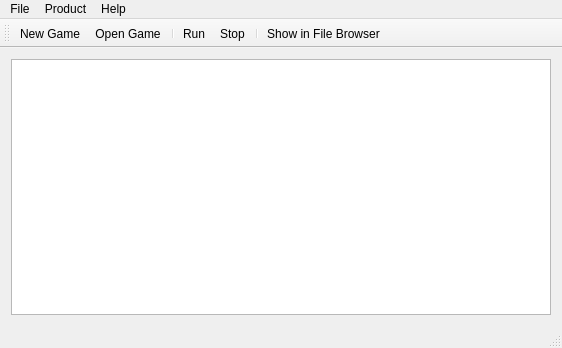
ricardoquesada/cocos2d-console-gui, file src/mainwindow.ui: the form before one commit.
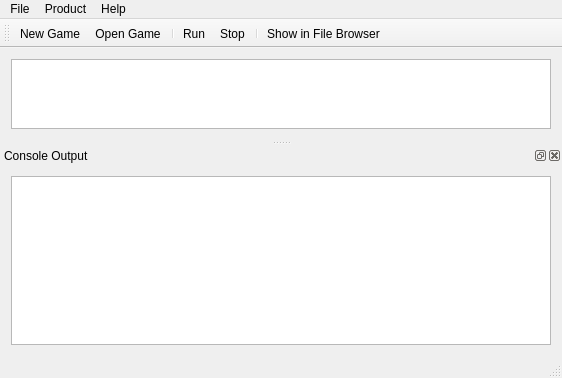
The form after the commit. Icons and pictures are not drawn.

Diff of the .ui file:
```diff
--- a/src/mainwindow.ui
+++ b/src/mainwindow.ui
@@ -7,13 +7,13 @@
     <x>0</x>
     <y>0</y>
     <width>562</width>
-    <height>348</height>
+    <height>378</height>
    </rect>
   </property>
   <widget class="QWidget" name="centralWidget">
    <layout class="QVBoxLayout" name="verticalLayout">
     <item>
-     <widget class="QTextBrowser" name="textBrowser"/>
+     <widget class="QListWidget" name="listWidget"/>
     </item>
    </layout>
   </widget>
@@ -88,6 +88,21 @@
    <addaction name="actionOpen_File_Browser"/>
   </widget>
   <widget class="QStatusBar" name="statusBar"/>
+  <widget class="QDockWidget" name="dockWidget">
+   <property name="windowTitle">
+    <string>Console Output</string>
+   </property>
+   <attribute name="dockWidgetArea">
+    <number>8</number>
+   </attribute>
+   <widget class="QWidget" name="dockWidgetContents">
+    <layout class="QVBoxLayout" name="verticalLayout_2">
+     <item>
+      <widget class="QTextBrowser" name="textBrowser"/>
+     </item>
+    </layout>
+   </widget>
+  </widget>
   <action name="actionAbout">
    <property name="icon">
     <iconset theme="help-about"/>
```
Left out of the diff: 3 changed lines with no effect on the pictures.
